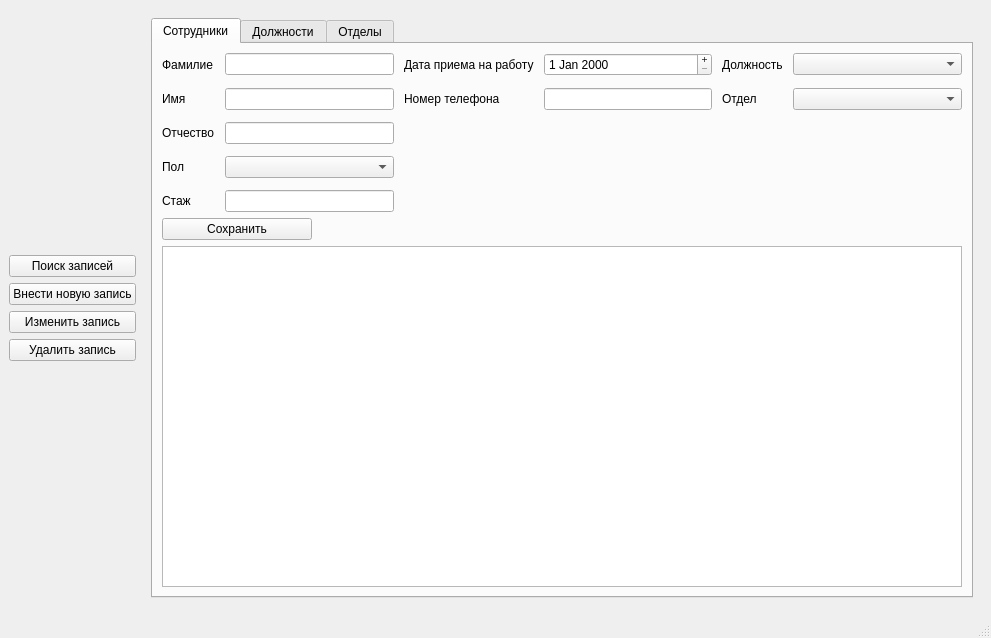
Before: the Qt Designer form mainwindow.ui in adamsHillzz/qt6-mysql-crud-app, drawn with Qt 5.
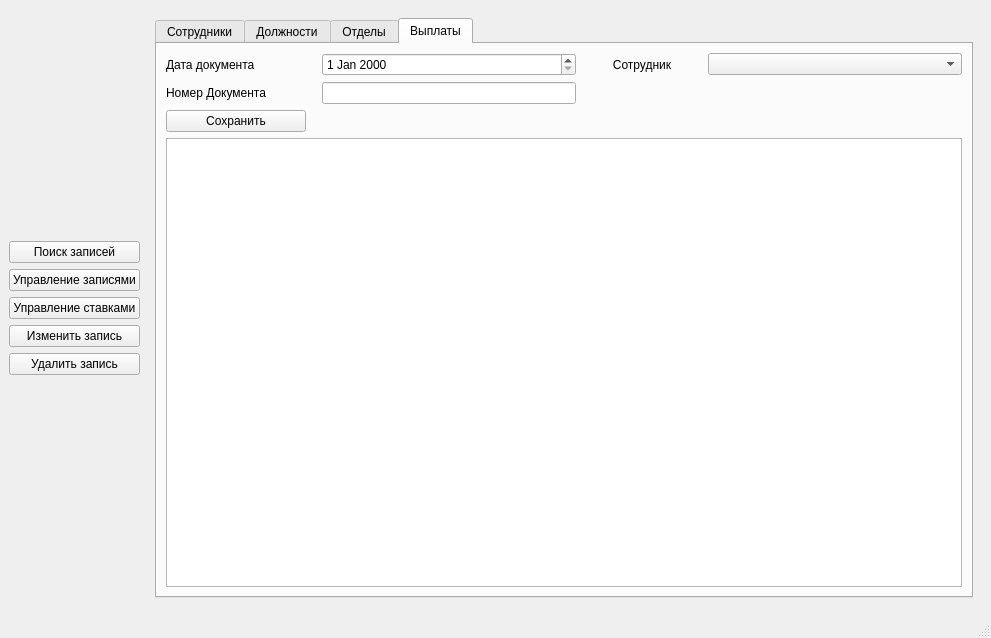
After: the same form once the commit is applied. Icons and pictures are not drawn.

Commit message: the functionality has been redesigned, calculated fields for the payout table have been added, a new form for bets has been added, the statements section and the statements tables have been removed

```diff
--- a/mainwindow.ui
+++ b/mainwindow.ui
@@ -13,6 +13,13 @@
   <property name="windowTitle">
    <string>Менеджер персонала</string>
   </property>
+  <property name="windowIcon">
+   <iconset resource="icons/icons.qrc">
+    <normaloff>:/team.png</normaloff>:/team.png</iconset>
+  </property>
+  <property name="styleSheet">
+   <string notr="true"/>
+  </property>
   <widget class="QWidget" name="centralwidget">
    <layout class="QFormLayout" name="formLayout">
     <item row="0" column="0">
@@ -40,7 +47,14 @@
       <item>
        <widget class="QPushButton" name="add_new_rec">
         <property name="text">
-         <string>Внести новую запись</string>
+         <string>Управление записями</string>
+        </property>
+       </widget>
+      </item>
+      <item>
+       <widget class="QPushButton" name="open_coeff_window">
+        <property name="text">
+         <string>Управление ставками</string>
         </property>
        </widget>
       </item>
@@ -53,6 +67,9 @@
       </item>
       <item>
        <widget class="QPushButton" name="delete_rec">
+        <property name="styleSheet">
+         <string notr="true"/>
+        </property>
         <property name="text">
          <string>Удалить запись</string>
         </property>
@@ -75,6 +92,9 @@
     </item>
     <item row="0" column="1">
      <widget class="QStackedWidget" name="seachStackedWidget">
+      <property name="styleSheet">
+       <string notr="true"/>
+      </property>
       <property name="currentIndex">
        <number>1</number>
       </property>
@@ -178,45 +198,22 @@
           <property name="currentIndex">
            <number>0</number>
           </property>
-          <widget class="QWidget" name="tab">
+          <widget class="QWidget" name="emplTab">
            <attribute name="title">
             <string>Сотрудники</string>
            </attribute>
            <layout class="QVBoxLayout" name="verticalLayout_5">
             <item>
-             <layout class="QGridLayout" name="gridLayout_3" rowstretch="0,0,0,0,0" columnstretch="0,1,0,1,0,1" columnminimumwidth="0,0,0,0,0,0">
+             <layout class="QGridLayout" name="gridLayout_3" rowstretch="0,0,0,0" columnstretch="0,0,0,0">
               <property name="horizontalSpacing">
                <number>10</number>
               </property>
               <property name="verticalSpacing">
                <number>12</number>
               </property>
-              <item row="0" column="3">
-               <widget class="QDateEdit" name="hireDataEdit">
-                <property name="buttonSymbols">
-                 <enum>QAbstractSpinBox::PlusMinus</enum>
-                </property>
-               </widget>
-              </item>
-              <item row="4" column="1">
-               <widget class="QLineEdit" name="seniorityEdit"/>
-              </item>
-              <item row="4" column="0">
-               <widget class="QLabel" name="label_6">
-                <property name="text">
-                 <string>Стаж</string>
-                </property>
-               </widget>
-              </item>
               <item row="2" column="1">
                <widget class="QLineEdit" name="surnameEdit"/>
               </item>
-              <item row="1" column="5">
-               <widget class="QComboBox" name="depComBox"/>
-              </item>
-              <item row="1" column="3">
-               <widget class="QLineEdit" name="phoneEdit"/>
-              </item>
               <item row="2" column="0">
                <widget class="QLabel" name="label_4">
                 <property name="text">
@@ -224,43 +221,6 @@
                 </property>
                </widget>
               </item>
-              <item row="1" column="1">
-               <widget class="QLineEdit" name="firstnameEdit"/>
-              </item>
-              <item row="1" column="0">
-               <widget class="QLabel" name="label_3">
-                <property name="text">
-                 <string>Имя</string>
-                </property>
-               </widget>
-              </item>
-              <item row="0" column="4">
-               <widget class="QLabel" name="label_14">
-                <property name="text">
-                 <string>Должность</string>
-                </property>
-               </widget>
-              </item>
-              <item row="0" column="1">
-               <widget class="QLineEdit" name="lastnameEdit"/>
-              </item>
-              <item row="0" column="5">
-               <widget class="QComboBox" name="posComBox"/>
-              </item>
-              <item row="1" column="4">
-               <widget class="QLabel" name="label_15">
-                <property name="text">
-                 <string>Отдел</string>
-                </property>
-               </widget>
-              </item>
-              <item row="0" column="0">
-               <widget class="QLabel" name="label_2">
-                <property name="text">
-                 <string>Фамилие</string>
-                </property>
-               </widget>
-              </item>
               <item row="1" column="2">
                <widget class="QLabel" name="label_13">
                 <property name="text">
@@ -285,6 +245,36 @@
                 </property>
                </widget>
               </item>
+              <item row="1" column="0">
+               <widget class="QLabel" name="label_3">
+                <property name="text">
+                 <string>Имя</string>
+                </property>
+               </widget>
+              </item>
+              <item row="1" column="3">
+               <widget class="QLineEdit" name="phoneEdit"/>
+              </item>
+              <item row="2" column="2">
+               <widget class="QLabel" name="label_14">
+                <property name="text">
+                 <string>Должность</string>
+                </property>
+               </widget>
+              </item>
+              <item row="2" column="3">
+               <widget class="QComboBox" name="posComBox"/>
+              </item>
+              <item row="3" column="2">
+               <widget class="QLabel" name="label_15">
+                <property name="text">
+                 <string>Отдел</string>
+                </property>
+               </widget>
+              </item>
+              <item row="3" column="3">
+               <widget class="QComboBox" name="depComBox"/>
+              </item>
              </layout>
             </item>
             <item>
@@ -326,6 +316,181 @@
            <attribute name="title">
             <string>Отделы</string>
            </attribute>
+           <layout class="QVBoxLayout" name="verticalLayout_7">
+            <item>
+             <layout class="QGridLayout" name="gridLayout_5" rowstretch="0,0,0" columnstretch="0,0">
+              <property name="rightMargin">
+               <number>400</number>
+              </property>
+              <property name="horizontalSpacing">
+               <number>10</number>
+              </property>
+              <property name="verticalSpacing">
+               <number>12</number>
+              </property>
+              <item row="0" column="0">
+               <widget class="QLabel" name="label_11">
+                <property name="text">
+                 <string>Наименование отдела:</string>
+                </property>
+               </widget>
+              </item>
+              <item row="1" column="1">
+               <widget class="QLineEdit" name="officeEdit"/>
+              </item>
+              <item row="0" column="1">
+               <widget class="QLineEdit" name="depEdit"/>
+              </item>
+              <item row="1" column="0">
+               <widget class="QLabel" name="label_19">
+                <property name="text">
+                 <string>Номер кабинета:</string>
+                </property>
+               </widget>
+              </item>
+              <item row="2" column="0">
+               <widget class="QLabel" name="label_20">
+                <property name="text">
+                 <string>Телефон отдела:</string>
+                </property>
+               </widget>
+              </item>
+              <item row="2" column="1">
+               <widget class="QLineEdit" name="depPhoneEdit"/>
+              </item>
+             </layout>
+            </item>
+            <item>
+             <widget class="QPushButton" name="save_in_dep_table">
+              <property name="sizePolicy">
+               <sizepolicy hsizetype="Ignored" vsizetype="Minimum">
+                <horstretch>0</horstretch>
+                <verstretch>0</verstretch>
+               </sizepolicy>
+              </property>
+              <property name="maximumSize">
+               <size>
+                <width>150</width>
+                <height>16777215</height>
+               </size>
+              </property>
+              <property name="baseSize">
+               <size>
+                <width>0</width>
+                <height>0</height>
+               </size>
+              </property>
+              <property name="text">
+               <string>Сохранить</string>
+              </property>
+             </widget>
+            </item>
+            <item>
+             <widget class="QTableView" name="dep_table"/>
+            </item>
+           </layout>
+          </widget>
+          <widget class="QWidget" name="tab">
+           <attribute name="title">
+            <string>Выплаты</string>
+           </attribute>
+           <layout class="QVBoxLayout" name="verticalLayout_8">
+            <item>
+             <layout class="QGridLayout" name="gridLayout_13">
+              <item row="2" column="1">
+               <widget class="QLineEdit" name="docNumEdit">
+                <property name="sizePolicy">
+                 <sizepolicy hsizetype="Minimum" vsizetype="Fixed">
+                  <horstretch>0</horstretch>
+                  <verstretch>0</verstretch>
+                 </sizepolicy>
+                </property>
+               </widget>
+              </item>
+              <item row="0" column="1">
+               <widget class="QDateEdit" name="docDateEdit">
+                <property name="sizePolicy">
+                 <sizepolicy hsizetype="Minimum" vsizetype="Fixed">
+                  <horstretch>0</horstretch>
+                  <verstretch>0</verstretch>
+                 </sizepolicy>
+                </property>
+               </widget>
+              </item>
+              <item row="0" column="0">
+               <widget class="QLabel" name="label_6">
+                <property name="maximumSize">
+                 <size>
+                  <width>150</width>
+                  <height>16777215</height>
+                 </size>
+                </property>
+                <property name="text">
+                 <string>Дата документа</string>
+                </property>
+               </widget>
+              </item>
+              <item row="0" column="3">
+               <widget class="QComboBox" name="docComBox">
+                <property name="sizePolicy">
+                 <sizepolicy hsizetype="Minimum" vsizetype="Fixed">
+                  <horstretch>0</horstretch>
+                  <verstretch>0</verstretch>
+                 </sizepolicy>
+                </property>
+               </widget>
+              </item>
+              <item row="0" column="2">
+               <widget class="QLabel" name="label_9">
+                <property name="maximumSize">
+                 <size>
+                  <width>120</width>
+                  <height>16777215</height>
+                 </size>
+                </property>
+                <property name="layoutDirection">
+                 <enum>Qt::RightToLeft</enum>
+                </property>
+                <property name="text">
+                 <string>Сотрудник</string>
+                </property>
+                <property name="alignment">
+                 <set>Qt::AlignCenter</set>
+                </property>
+               </widget>
+              </item>
+              <item row="2" column="0">
+               <widget class="QLabel" name="label_7">
+                <property name="maximumSize">
+                 <size>
+                  <width>150</width>
+                  <height>16777215</height>
+                 </size>
+                </property>
+                <property name="text">
+                 <string>Номер Документа</string>
+                </property>
+               </widget>
+              </item>
+             </layout>
+            </item>
+            <item>
+             <widget class="QPushButton" name="save_in_doc_table">
+              <property name="maximumSize">
+               <size>
+                <width>140</width>
+                <height>16777215</height>
+               </size>
+              </property>
+              <property name="text">
+               <string>Сохранить</string>
+              </property>
+             </widget>
+            </item>
+            <item>
+             <widget class="QTableView" name="doc_table"/>
+            </item>
+           </layout>
           </widget>
          </widget>
         </item>
```
Left out of the diff: 106 changed lines with no effect on the pictures. The commit also changes 16 other files.
